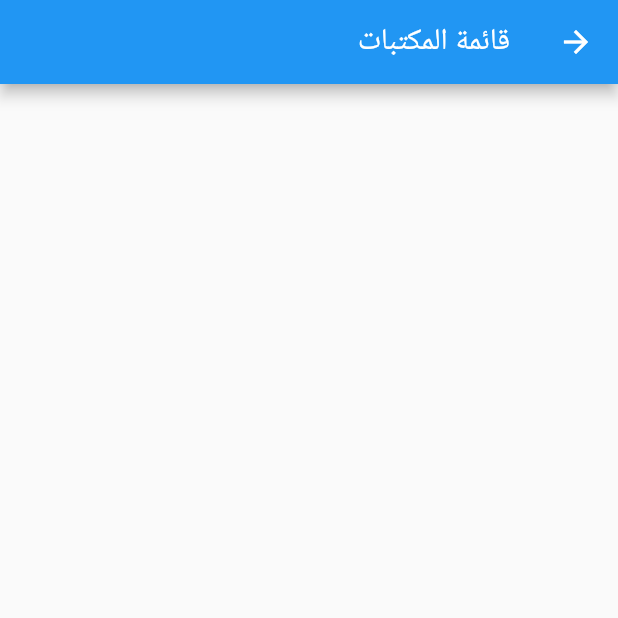
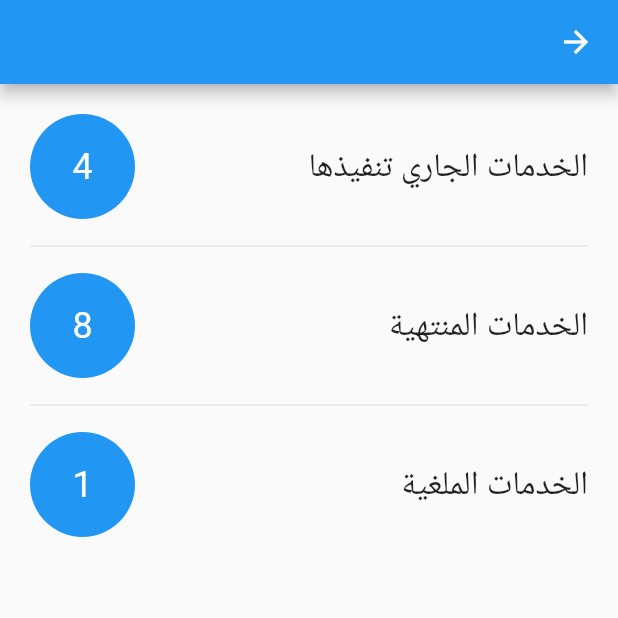
Before and after one commit to lahcenegue/libraryapp, a Flutter app: the screen it shows after launch, tab 2 chosen, after a tap on "دخول", on a phone screen of 412 x 824 dp, the top half of it. Run offline on Flutter 3.47's test engine with Material 2 defaults, Android fonts, the phone set to English and light mode, and no system bars; our stand-ins replace sqflite; accounts and stored records are empty.

Commit message:
library update

```diff
--- /dev/null
+++ b/lib/screens/dashboard.dart
@@ -0,0 +1,99 @@
+import 'package:flutter/material.dart';
+
+class Dashboard extends StatelessWidget {
+  const Dashboard({super.key});
+
+  @override
+  Widget build(BuildContext context) {
+    return Directionality(
+      textDirection: TextDirection.rtl,
+      child: SafeArea(
+        child: Scaffold(
+          appBar: AppBar(),
+          body: Center(
+            child: ListView(
+              padding: const EdgeInsets.all(20),
+              children: [
+                Row(
+                  mainAxisAlignment: MainAxisAlignment.spaceBetween,
+                  children: [
+                    const Text(
+                      'الخدمات الجاري تنفيذها',
+                      style: TextStyle(fontSize: 22),
+                    ),
+                    Container(
+                      height: 70,
+                      width: 70,
+                      decoration: BoxDecoration(
+                        color: Colors.blue,
+                        borderRadius: BorderRadius.circular(50),
+                      ),
+                      child: const Center(
+                        child: Text(
+                          '4',
+                          style: TextStyle(color: Colors.white, fontSize: 24),
+                        ),
+                      ),
+                    )
+                  ],
+                ),
+                const SizedBox(height: 10),
+                const Divider(),
+                const SizedBox(height: 10),
+                Row(
+                  mainAxisAlignment: MainAxisAlignment.spaceBetween,
+                  children: [
+                    const Text(
+                      'الخدمات المنتهية',
+                      style: TextStyle(fontSize: 22),
+                    ),
+                    Container(
+                      height: 70,
+                      width: 70,
+                      decoration: BoxDecoration(
+                        color: Colors.blue,
+                        borderRadius: BorderRadius.circular(50),
+                      ),
+                      child: const Center(
+                        child: Text(
+                          '8',
+                          style: TextStyle(color: Colors.white, fontSize: 24),
+                        ),
+                      ),
+                    )
+                  ],
+                ),
+                const SizedBox(height: 10),
+                const Divider(),
+                const SizedBox(height: 10),
+                Row(
+                  mainAxisAlignment: MainAxisAlignment.spaceBetween,
+                  children: [
+                    const Text(
+                      'الخدمات الملغية',
+                      style: TextStyle(fontSize: 22),
+                    ),
+                    Container(
+                      height: 70,
+                      width: 70,
+                      decoration: BoxDecoration(
+                        color: Colors.blue,
+                        borderRadius: BorderRadius.circular(50),
+                      ),
+                      child: const Center(
+                        child: Text(
+                          '1',
+                          style: TextStyle(color: Colors.white, fontSize: 24),
+                        ),
+                      ),
+                    )
+                  ],
+                ),
+              ],
+            ),
+          ),
+        ),
+      ),
+    );
+  }
+}
--- a/lib/screens/login_library.dart
+++ b/lib/screens/login_library.dart
@@ -1,5 +1,6 @@
 import 'package:flutter/material.dart';
 import 'package:libraryapp/data/sqldb.dart';
+import 'package:libraryapp/screens/dashboard.dart';
 import 'package:libraryapp/screens/forgot.dart';
 import 'package:libraryapp/screens/main_screen.dart';
 import 'package:libraryapp/screens/register_library.dart';
@@ -145,7 +146,7 @@ class _LoginLibraryState extends State<LoginLibrary> {
                     onPressed: () {
                       Navigator.of(context).push(
                         MaterialPageRoute(
-                          builder: (context) => const MainScreen(),
+                          builder: (context) => const Dashboard(),
                         ),
                       );
                     },
```
